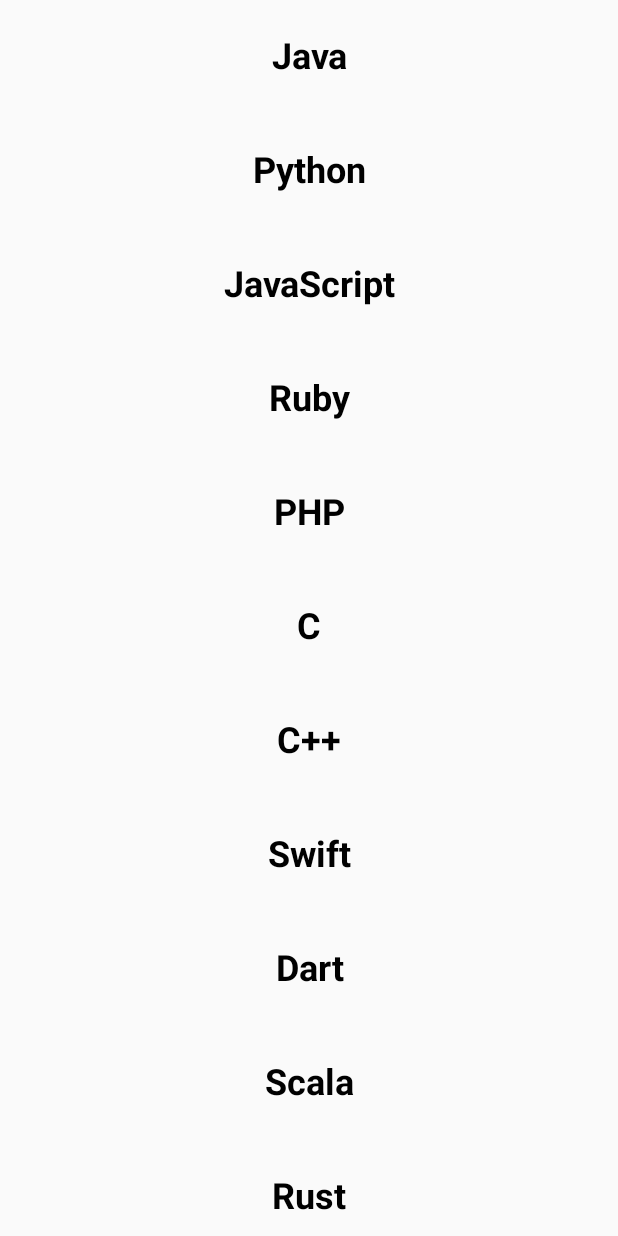
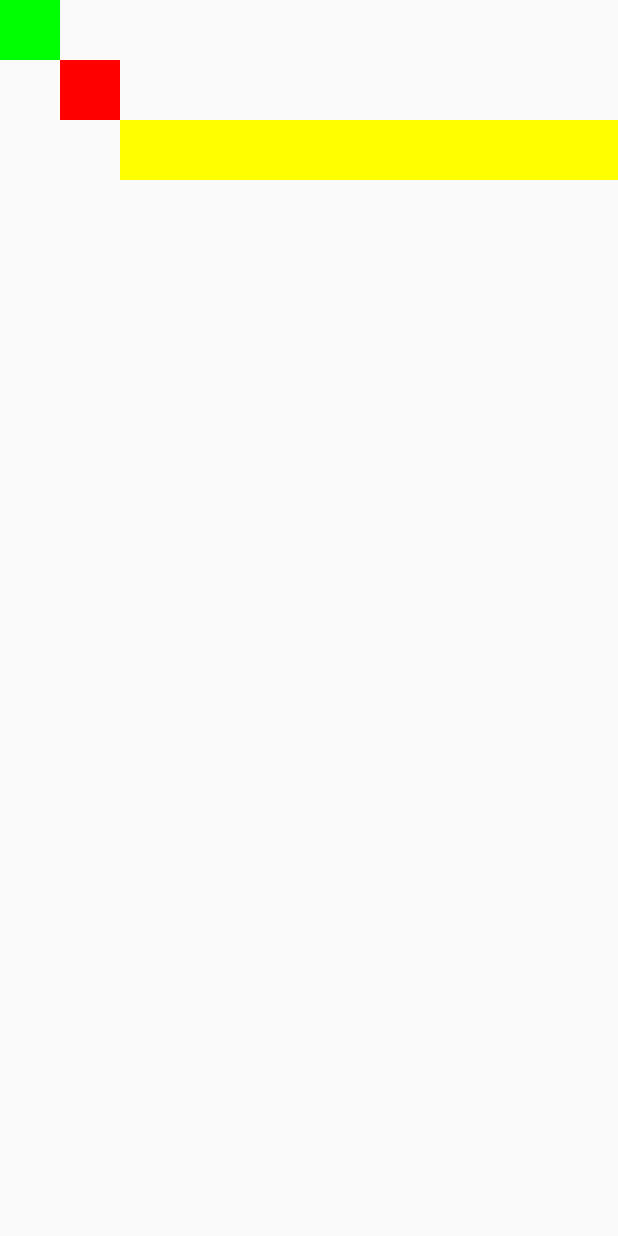
Before and after one commit to Maverick395006/JetpackCompose-PL, an Android app built with Jetpack Compose: the screen it shows after launch (MainActivity), on a phone screen of 412 x 824 dp. Run offline under Robolectric (Android 15) with nearby library versions, the phone set to English and light mode, and no system bars; our stand-ins replace constraintlayout-compose.

Commit message:
Part 9: ConstraintLayout

```diff
--- a/app/build.gradle
+++ b/app/build.gradle
@@ -64,4 +64,5 @@ dependencies {
     androidTestImplementation 'androidx.compose.ui:ui-test-junit4'
     debugImplementation 'androidx.compose.ui:ui-tooling'
     debugImplementation 'androidx.compose.ui:ui-test-manifest'
+    implementation "androidx.constraintlayout:constraintlayout-compose:1.0.1"
 }
--- a/app/src/main/java/com/example/jetpackcomposepl/MainActivity.kt
+++ b/app/src/main/java/com/example/jetpackcomposepl/MainActivity.kt
@@ -38,6 +38,7 @@ import androidx.compose.ui.graphics.Brush
 import androidx.compose.ui.graphics.Color
 import androidx.compose.ui.graphics.painter.Painter
 import androidx.compose.ui.layout.ContentScale
+import androidx.compose.ui.layout.layoutId
 import androidx.compose.ui.platform.LocalSoftwareKeyboardController
 import androidx.compose.ui.res.painterResource
 import androidx.compose.ui.text.SpanStyle
@@ -51,6 +52,9 @@ import androidx.compose.ui.text.withStyle
 import androidx.compose.ui.tooling.preview.Preview
 import androidx.compose.ui.unit.dp
 import androidx.compose.ui.unit.sp
+import androidx.constraintlayout.compose.ConstraintLayout
+import androidx.constraintlayout.compose.ConstraintSet
+import androidx.constraintlayout.compose.Dimension
 import kotlinx.coroutines.delay
 import kotlinx.coroutines.launch
 import kotlin.random.Random
@@ -60,7 +64,7 @@ class MainActivity : ComponentActivity() {
     override fun onCreate(savedInstanceState: Bundle?) {
         super.onCreate(savedInstanceState)
         setContent {
-            ListPreview()
+            ConstraintLayoutPreview()
         }
     }
 
@@ -343,3 +347,55 @@ fun ListComponent() {
 fun ListPreview() {
     ListComponent()
 }
+
+/**
+ * Part 9: ConstraintLayout
+ */
+
+@Composable
+fun ConstraintLayoutComponent() {
+    val constraints = ConstraintSet {
+        val greenBox = createRefFor("greenbox")
+        val redBox = createRefFor("redbox")
+        val yellowBox = createRefFor("yellowbox")
+
+        constrain(greenBox) {
+            top.linkTo(parent.top)
+            start.linkTo(parent.start)
+            width = Dimension.value(40.dp)
+            height = Dimension.value(40.dp)
+        }
+
+        constrain(redBox) {
+            top.linkTo(greenBox.bottom)
+            start.linkTo(greenBox.end)
+            width = Dimension.value(40.dp)
+            height = Dimension.value(40.dp)
+        }
+
+        constrain(yellowBox) {
+            top.linkTo(redBox.bottom)
+            start.linkTo(redBox.end)
+            end.linkTo(parent.end)
+            width = Dimension.fillToConstraints
+            height = Dimension.value(40.dp)
+        }
+
+    }
+
+    ConstraintLayout(constraintSet = constraints, modifier = Modifier.fillMaxSize()) {
+        Box(modifier = Modifier.background(Color.Green)
+            .layoutId("greenbox"))
+        Box(modifier = Modifier.background(Color.Red)
+            .layoutId("redbox"))
+        Box(modifier = Modifier.background(Color.Yellow)
+            .layoutId("yellowbox"))
+    }
+
+}
+
+@Preview(name = "Stylish Text", showSystemUi = true, showBackground = true)
+@Composable
+fun ConstraintLayoutPreview() {
+    ConstraintLayoutComponent()
+}
```
